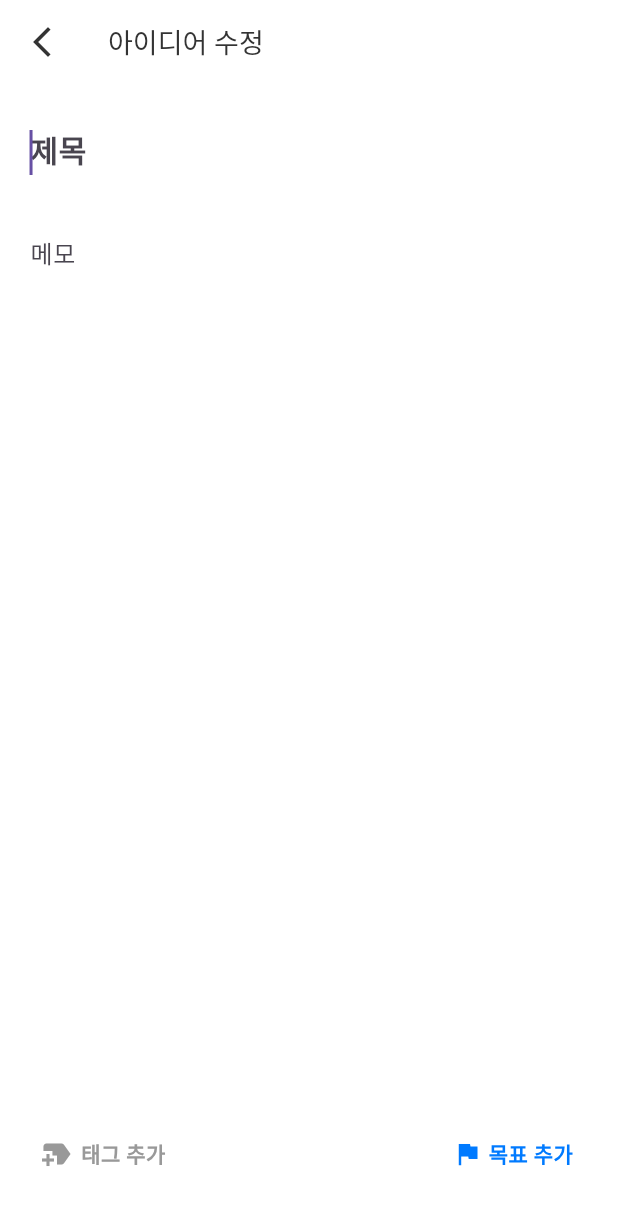
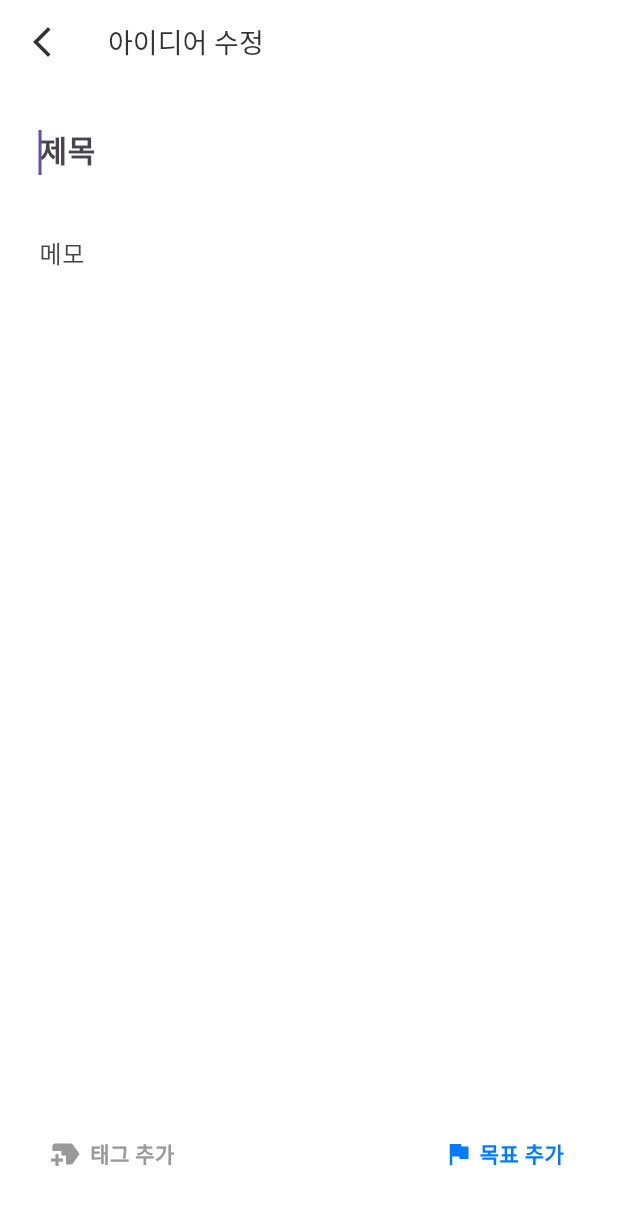
Before and after one commit to wavideo/creator_planner, a Flutter app: the IdeaEditPage screen opened directly, on a phone screen of 412 x 824 dp. Shown: the top 1205 px of the screen. Run offline on Flutter 3.47's test engine with Material 3 defaults, Android fonts, the phone set to English and light mode, and no system bars; our stand-ins replace fl_chart; statements that could not run were skipped.

Commit message:
lib/ui/pages/idea_edit/idea_edit_page.dart

```diff
--- a/lib/ui/pages/idea_edit/idea_edit_page.dart
+++ b/lib/ui/pages/idea_edit/idea_edit_page.dart
@@ -64,7 +64,18 @@ class _IdeaEditPageState extends State<IdeaEditPage> {
             icon: Icon(Icons.arrow_back_ios_new),
           ),
         ),
-        body: Column(
+        body: LayoutBuilder(builder: (context, constraints) {
+          double maxContentWidth = 600.0; // 최대 가로폭 제한
+          double horizontalPadding =
+              (constraints.maxWidth - maxContentWidth) / 2;
+          horizontalPadding =
+              horizontalPadding > 0 ? horizontalPadding : 6.0; // 최소 패딩 보장
+          return Center(
+            child: Padding(
+                padding: EdgeInsets.symmetric(
+                  horizontal: horizontalPadding,
+                ),
+              child: Column(
                 children: [
                   Expanded(
                     child: ListView(children: [
@@ -81,7 +92,8 @@ class _IdeaEditPageState extends State<IdeaEditPage> {
                               maxLength: 40,
                               decoration: InputDecoration(
                                   counterStyle: TextStyle(
-                                color: (_titleController.text.length > 30 &&
+                                      color:
+                                          (_titleController.text.length > 30 &&
                                                   _titleFocusNode.hasFocus)
                                               ? Colors.red
                                               : Colors.transparent),
@@ -94,7 +106,8 @@ class _IdeaEditPageState extends State<IdeaEditPage> {
                               onChanged: (text) {
                                 if (text.length >= 40 &&
                                     _contentController.text.isEmpty) {
-                            _contentController.text = _titleController.text;
+                                  _contentController.text =
+                                      _titleController.text;
                                   _titleFocusNode.unfocus();
                                   FocusScope.of(context)
                                       .requestFocus(_contentFocusNode);
@@ -152,7 +165,8 @@ class _IdeaEditPageState extends State<IdeaEditPage> {
                     ]),
                   ),
                   Builder(builder: (context) {
-              double keyboardHeight = MediaQuery.of(context).viewInsets.bottom;
+                    double keyboardHeight =
+                        MediaQuery.of(context).viewInsets.bottom;
 
                     return Positioned(
                         bottom: keyboardHeight > 0 ? keyboardHeight : 0,
@@ -178,7 +192,8 @@ class _IdeaEditPageState extends State<IdeaEditPage> {
                                   ),
                                   Row(
                                     mainAxisAlignment: MainAxisAlignment.center,
-                              crossAxisAlignment: CrossAxisAlignment.center,
+                                    crossAxisAlignment:
+                                        CrossAxisAlignment.center,
                                     children: [
                                       Icon(Icons.new_label,
                                           size: 24,
@@ -204,6 +219,9 @@ class _IdeaEditPageState extends State<IdeaEditPage> {
                   })
                 ],
               ),
+            ),
+          );
+        }),
         bottomNavigationBar: Container(height: 30));
   }
 
```
Lines whose indentation alone changed are shown as unchanged.
